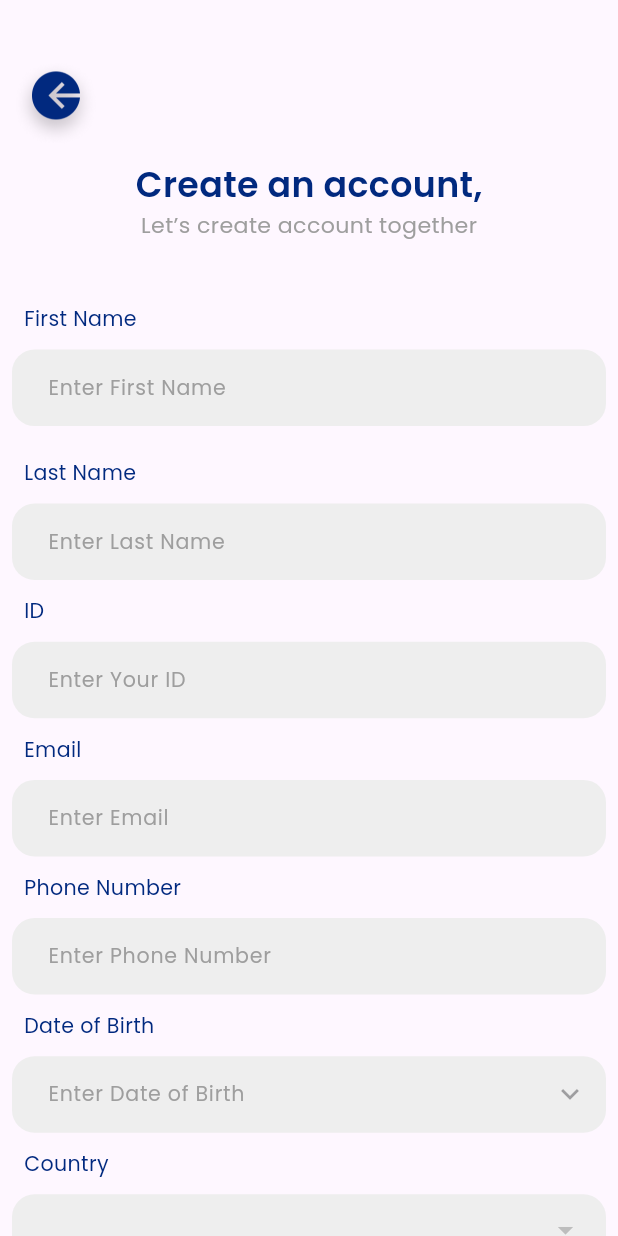
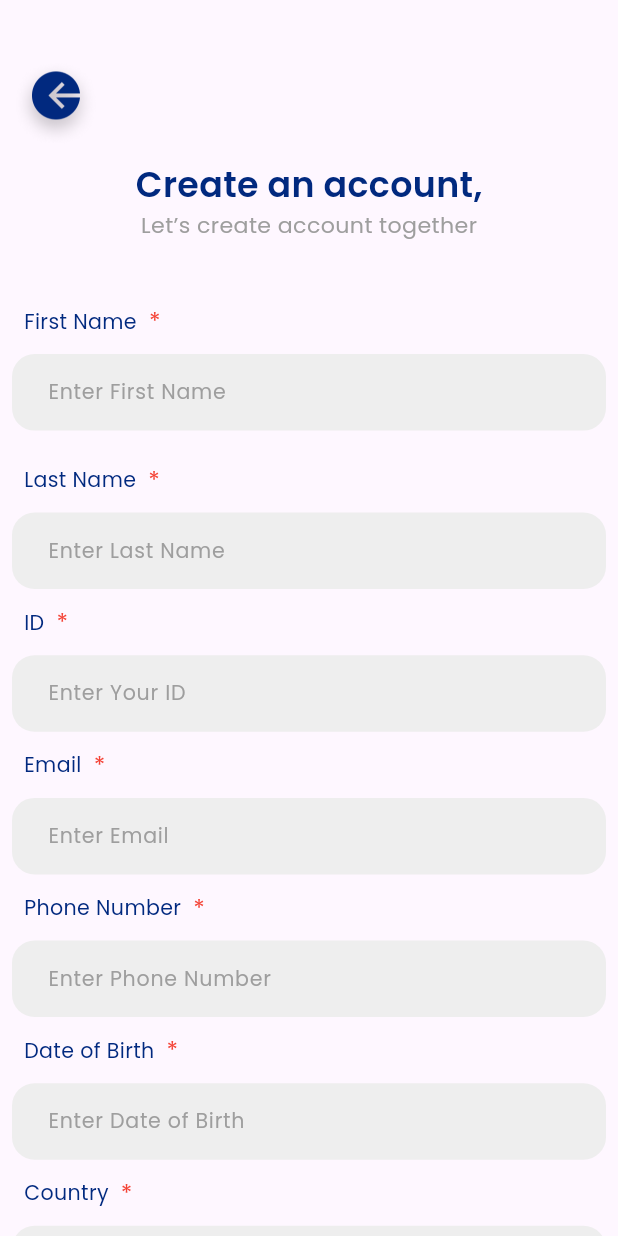
Before and after one commit to nouraalsh74/JADEER1, a Flutter app: the RegistrationScreenStep1 screen opened directly, on a phone screen of 412 x 824 dp. Run offline on Flutter 3.47's test engine with Material 3 defaults, Android fonts, the light colour scheme and no system bars; our stand-ins replace cloud_firestore, double_back_to_close_app, file_picker, firebase_auth, firebase_core, firebase_database and 8 more; missing offline and left inert: loading_btn; accounts and stored records are empty; network calls fail.

Commit message:
“_version_19_3_2024__”

```diff
--- a/lib/commonWidgets/myDropDownWidget.dart
+++ b/lib/commonWidgets/myDropDownWidget.dart
@@ -5,11 +5,12 @@ import '../models/generalListFireBase.dart';
 
 class MyDropDownWidget extends StatefulWidget {
   MyDropDownWidget(
-      {Key? key, required this.listOfData, this.title,required this.callBack, required this.selectedValue , this.isEditable = true})
+      {Key? key, required this.listOfData, this.title,required this.callBack, required this.selectedValue , this.isEditable = true, this.isRequired = true})
       : super(key: key);
   late GeneralFireBaseList? selectedValue ;
   final String? title ;
   final bool? isEditable ;
+  final bool  isRequired ;
   final Function(GeneralFireBaseList? newValue)? callBack ;
   final List<GeneralFireBaseList>? listOfData ;
 
@@ -25,11 +26,17 @@ class _MyDropDownWidgetState extends State<MyDropDownWidget> {
       padding: const EdgeInsets.only(right: 8.0 , left: 8.0),
       child: Column(
         children: [
-            Padding(
-            padding: const EdgeInsets.only(right: 8.0 , left: 8.0),
-            child: Align(
-                alignment: Alignment.topLeft,
-                child: Text(widget.title??"", style: ourTextStyle(color: Theme_Information.Primary_Color))),
+          Row(
+            children: [
+              Padding(
+                padding: const EdgeInsets.only(right: 8.0 , left: 8.0),
+                child: Align(
+                    alignment: Alignment.topLeft,
+                    child: Text("${widget.title}", style: ourTextStyle(color: Theme_Information.Primary_Color))),
+              ),
+              if(widget.isRequired)
+                Text("*" , style: ourTextStyle(color: Theme_Information.Color_10 , fontSize: 15),)
+            ],
           ),
           SizedBox(height: size_H(10),),
           Container(
--- a/lib/commonWidgets/myDropDownWidgetNumber.dart
+++ b/lib/commonWidgets/myDropDownWidgetNumber.dart
@@ -40,7 +40,7 @@ class _MyDropDownWidgetNumberState extends State<MyDropDownWidgetNumber> {
             ),
             child: Center(
               child:  IgnorePointer(
-    ignoring: !widget.isEditable!,
+                ignoring: !widget.isEditable!,
                 child: DropdownButton<int>(
 
                   borderRadius: BorderRadius.circular(15.0),
--- a/lib/commonWidgets/myTextForm.dart
+++ b/lib/commonWidgets/myTextForm.dart
@@ -6,6 +6,7 @@ class MyTextForm extends StatefulWidget {
   required this.controller,
   required this.hint,
   this.title,
+    this.isRequired = false,
     this.isPassword = false,
     this.isSuffixIcon = false,
     this.enabled = true,
@@ -18,6 +19,7 @@ class MyTextForm extends StatefulWidget {
   final TextInputType? keyboardType ;
   final bool? isSuffixIcon ;
   final bool? isPadding ;
+  final bool isRequired ;
   final bool? enabled ;
   late  bool isPassword  ;
   final TextEditingController? controller ;
@@ -34,12 +36,18 @@ class _MyTextFormState extends State<MyTextForm> {
       padding: const EdgeInsets.only(right: 8.0 , left: 8.0),
       child: Column(
         children: [
-         if(widget.title != null) Padding(
-            padding: const EdgeInsets.only(right: 8.0 , left: 8.0),
-            child: Align(
-                alignment: Alignment.topLeft,
-                child: Text("${widget.title}", style: ourTextStyle(color: Theme_Information.Primary_Color))),
-          ),
+         if(widget.title != null) Row(
+           children: [
+             Padding(
+                padding: const EdgeInsets.only(right: 8.0 , left: 8.0),
+                child: Align(
+                    alignment: Alignment.topLeft,
+                    child: Text("${widget.title}", style: ourTextStyle(color: Theme_Information.Primary_Color))),
+              ),
+             if(widget.isRequired)
+               Text("*" , style: ourTextStyle(color: Theme_Information.Color_10 , fontSize: 15),)
+           ],
+         ),
           if(widget.title != null) SizedBox(height: size_H(10),),
           TextFormField(
               keyboardType: widget.keyboardType,
@@ -69,10 +77,10 @@ class _MyTextFormState extends State<MyTextForm> {
   }
 
   Widget suffixIcon() {
-    if(widget.enabled != null && !widget.enabled!){
+    if (!widget.isSuffixIcon!) {
+      return SizedBox();
+    } else if(widget.enabled != null && !widget.enabled!){
       return Icon(Icons.keyboard_arrow_down);
-    } else if (!widget.isSuffixIcon!) {
-      return SizedBox();
     } else {
       return InkWell(
                   onTap: (){
--- a/lib/models/myOpportunityModel.dart
+++ b/lib/models/myOpportunityModel.dart
@@ -7,6 +7,7 @@ class MyAppliedOpportunity {
   String? cvPath;
   List<Education>? education;
   String? dateOfBirth;
+  String? status;
   String? lastName;
   Experience? experience;
   List<String>? skills;
@@ -16,6 +17,7 @@ class MyAppliedOpportunity {
   String? phoneNumber;
   List<String>? interests;
   String? firstName;
+  String? applyOpportunityID;
   String? email;
   String? countryId;
   String? cityId;
@@ -26,9 +28,11 @@ class MyAppliedOpportunity {
     this.education,
     this.dateOfBirth,
     this.lastName,
+    this.applyOpportunityID,
     this.experience,
     this.skills,
     this.password,
+    this.status,
     this.licensesOrCertifications,
     this.userId,
     this.phoneNumber,
@@ -44,11 +48,13 @@ class MyAppliedOpportunity {
     return MyAppliedOpportunity(
       id: json['ID'] ?? '',
       cvPath: json['cv_path'],
+      applyOpportunityID: json['apply_id'],
       education: (json['education'] as List<dynamic>?)
           ?.map((e) => Education.fromJson(e))
           .toList(),
       dateOfBirth: json['date_of_birth'],
       lastName: json['last_name'],
+      status: json['status'],
       experience: json['experience'] != null
           ? Experience.fromJson(json['experience'])
           : null,
--- a/lib/screens/auth/firstRegistrationScreen.dart
+++ b/lib/screens/auth/firstRegistrationScreen.dart
@@ -82,6 +82,7 @@ class _RegistrationScreenStep1State extends State<RegistrationScreenStep1> {
                 SizedBox(height: size_H(40),),
                 /// _firstName
                 MyTextForm(
+                  isRequired: true,
                   controller: _firstName,
                   title: "First Name",
                   hint: "Enter First Name",
@@ -95,6 +96,7 @@ class _RegistrationScreenStep1State extends State<RegistrationScreenStep1> {
                 SizedBox(height: size_H(20),),
                 /// _lastName
                 MyTextForm(
+                  isRequired: true,
                   controller: _lastName,
                   title: "Last Name",
                   hint: "Enter Last Name",
@@ -109,6 +111,7 @@ class _RegistrationScreenStep1State extends State<RegistrationScreenStep1> {
 
                 /// _id
                 MyTextForm(
+                  isRequired: true,
                   controller: _id,
                   title: "ID",
                   hint: "Enter Your ID",
@@ -125,6 +128,7 @@ class _RegistrationScreenStep1State extends State<RegistrationScreenStep1> {
 
                 /// _email
                 MyTextForm(
+                  isRequired: true,
                   controller: _email,
                   title: "Email",
                   keyboardType: TextInputType.emailAddress,
@@ -143,6 +147,7 @@ class _RegistrationScreenStep1State extends State<RegistrationScreenStep1> {
 
                 /// _phoneNumber
                 MyTextForm(
+                  isRequired: true,
                   controller: _phoneNumber,
                   keyboardType: TextInputType.number,
                   title: "Phone Number",
@@ -172,6 +177,7 @@ class _RegistrationScreenStep1State extends State<RegistrationScreenStep1> {
                     });
                   },
                   child: MyTextForm(
+                    isRequired: true,
                     enabled: false,
                     controller: _dateOfBirth,
                     title: "Date of Birth",
@@ -188,6 +194,7 @@ class _RegistrationScreenStep1State extends State<RegistrationScreenStep1> {
 
                 /// _country
                 MyDropDownWidget(
+                  isRequired: true,
                   // controller: _country,
                   title: "Country",
                   selectedValue: selectedCountry,
@@ -202,6 +209,7 @@ class _RegistrationScreenStep1State extends State<RegistrationScreenStep1> {
 
                 /// _city
                 MyDropDownWidget(
+                  isRequired: true,
                   // controller: _country,
                   title: "City",
                   selectedValue: selectedCity,
@@ -216,6 +224,7 @@ class _RegistrationScreenStep1State extends State<RegistrationScreenStep1> {
 
                 /// _password
                 MyTextForm(
+                  isRequired: true,
                   controller: _password,
                   isPassword: true,
                   isSuffixIcon: true,
@@ -232,6 +241,7 @@ class _RegistrationScreenStep1State extends State<RegistrationScreenStep1> {
 
                 /// _confirmPassword
                 MyTextForm(
+                  isRequired: true,
                   controller: _confirmPassword,
                   isPassword: true,
                   isSuffixIcon: true,
@@ -261,8 +271,8 @@ class _RegistrationScreenStep1State extends State<RegistrationScreenStep1> {
                       else if(selectedCity == null) {
                         EasyLoading.showError("Please Select City");
                       }
-                      else if(_password.text != _confirmPassword.text) {
-                        EasyLoading.showError("Password is not matched!");
+                      else if(_password.text.isEmpty) {
+                        EasyLoading.showError("Please fill the Password");
                       } else if (_formKey.currentState!.validate()) {
                         startLoading();
                         await Future.delayed(const Duration(seconds: 1));
--- a/lib/screens/auth/secondRegistrationScreen.dart
+++ b/lib/screens/auth/secondRegistrationScreen.dart
@@ -115,6 +115,7 @@ class _RegistrationScreenStep2State extends State<RegistrationScreenStep2> {
               SizedBox(height: size_H(40),),
               /// Education
               MyBtnSelector(
+                isRequired: true,
                 // controller: TextEditingController(),
                 title: "Education",
                 hint: "Add Education",
@@ -175,6 +176,7 @@ class _RegistrationScreenStep2State extends State<RegistrationScreenStep2> {
 
               /// Skills
               MyBtnSelector(
+                isRequired: true,
                 // controller: TextEditingController(),
                 title: "Skills",
                 hint: "Add Skill",
@@ -343,6 +345,7 @@ class _RegistrationScreenStep2State extends State<RegistrationScreenStep2> {
               ),
 
               MyBtnSelector(
+                isRequired: true,
                 // controller: TextEditingController(),
                 title: "Interests",
                 hint: "Add Interests",
@@ -396,6 +399,7 @@ class _RegistrationScreenStep2State extends State<RegistrationScreenStep2> {
               Column(
                 children: [
                   MyBtnSelector(
+                    isRequired: true,
                     // controller: TextEditingController(),
                     title: "Upload CV",
                     hint: "Browse file",
--- a/lib/screens/home/homePage.dart
+++ b/lib/screens/home/homePage.dart
@@ -80,7 +80,7 @@ class _HomePageState extends State<HomePage> {
                       crossAxisAlignment: CrossAxisAlignment.start,
                       children: [
                         Text("Hi ${userProfile!.firstName} ${userProfile!.lastName}", style: ourTextStyle(fontSize: 18 , color: Theme_Information.Primary_Color , fontWeight: FontWeight.w500)),
-                        Text("Good Morning", style: ourTextStyle( fontWeight: FontWeight.w500)),
+                        // Text("Good Morning", style: ourTextStyle( fontWeight: FontWeight.w500)),
                       ],
                     ),
                   ),
--- a/lib/screens/opportunities/applyOpportunityPage.dart
+++ b/lib/screens/opportunities/applyOpportunityPage.dart
@@ -179,7 +179,7 @@ class _ApplyOpportunityPageState extends State<ApplyOpportunityPage> {
                             selectedFieldOfStudy = element ;
                           }
                         });
-                        selectedDurationYear = int.tryParse(userProfile.experience?.numberOfYear??"0") ?? 0;
+                        selectedDurationYear = int.tryParse(userProfile.experience?.numberOfYear??"");
                         durationList.forEach((element) {
                           if(element.name == userProfile.experience!.durationName!) {
                             selectedDuration = element ;
@@ -792,7 +792,8 @@ class _ApplyOpportunityPageState extends State<ApplyOpportunityPage> {
 
                                             Map<String, dynamic> userData = userProfile.toJson();
                                             userData.addAll({
-                                              "opportunity": widget.opportunity?.toMap()
+                                              "opportunity": widget.opportunity?.toMap(),
+                                              "status": "pending"
                                             });
                                             EasyLoading.show();
 
--- a/lib/screens/opportunities/myApplyOpportunity.dart
+++ b/lib/screens/opportunities/myApplyOpportunity.dart
@@ -155,8 +155,9 @@ class _MyApplyOpportunityState extends State<MyApplyOpportunity> {
       padding: const EdgeInsets.only(left: 15  , right: 15 , bottom: 5),
       child: GestureDetector(
         onTap: (){
-          // MentorDetailsPage
-          Navigator.push(context, MyCustomRoute(builder: (BuildContext context) => OpportunityDetailsPage(opportunity: savedOpportunity.opportunity ,)));
+          Navigator.push(context, MyCustomRoute(builder: (BuildContext context) => OpportunityDetailsPage(
+            opportunity: savedOpportunity.opportunity ,
+             applyOpportunityID: savedOpportunity.applyOpportunityID,)));
         },
         child: Card(
           shape: RoundedRectangleBorder(
```
Also changed, not shown: lib/commonWidgets/myBtnSelector.dart (+13 -5 lines), lib/providers/opportunityProvider.dart (+32 -0 lines), lib/screens/opportunities/opportunityDetails.dart (+63 -3 lines).
